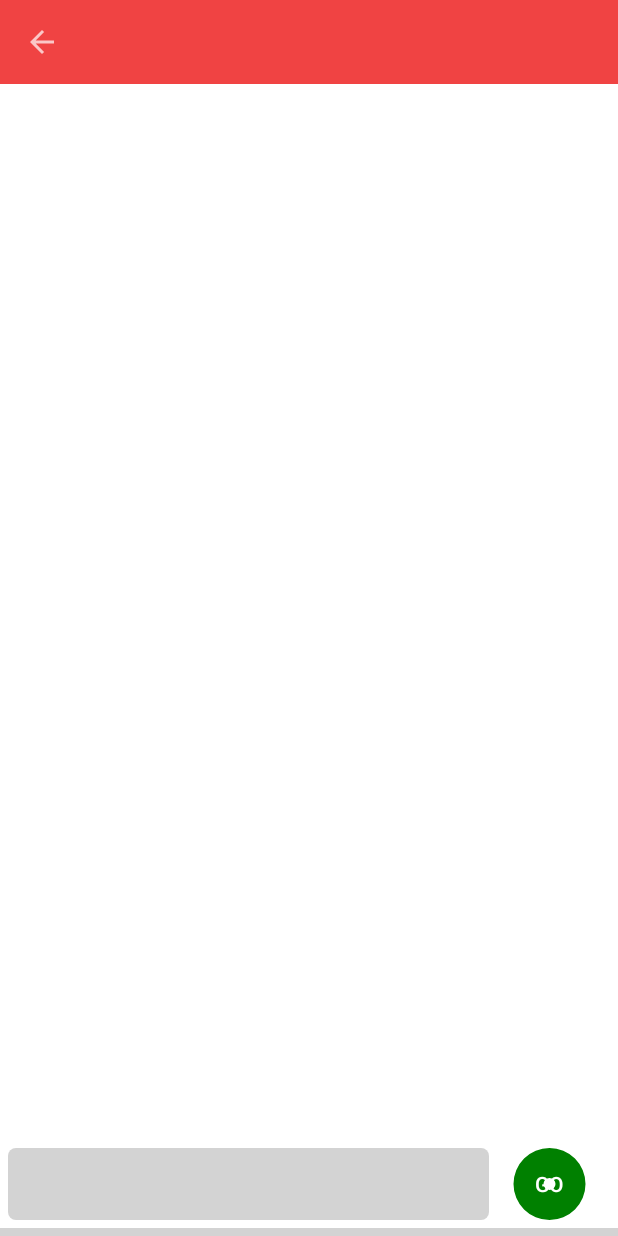
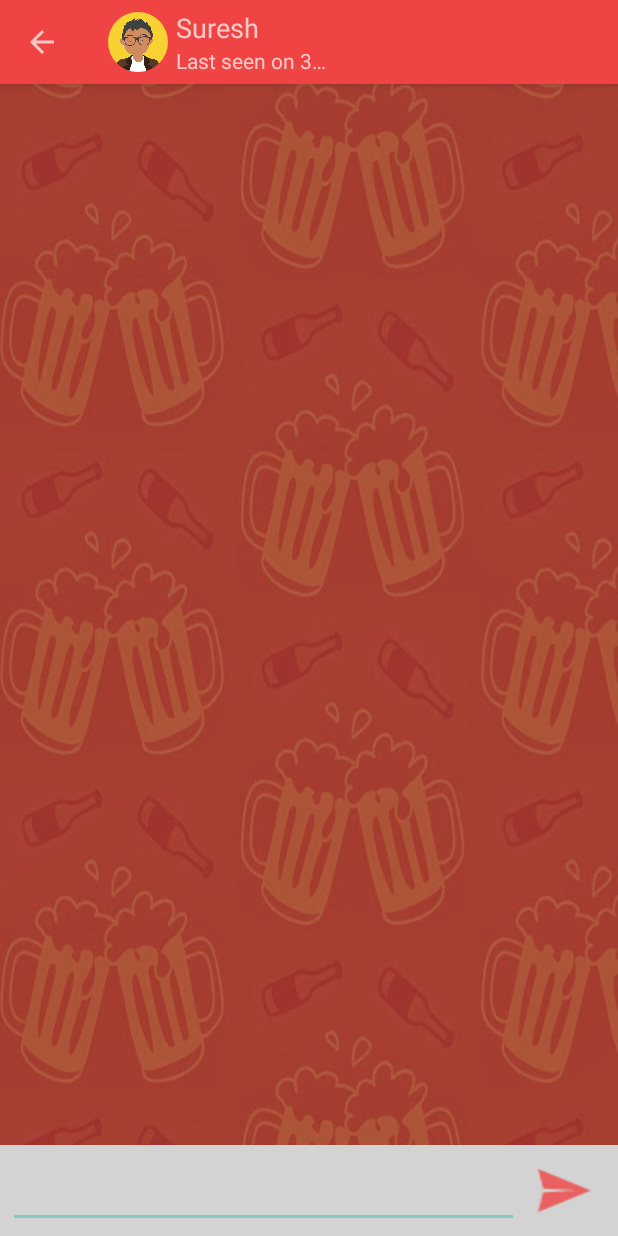
Before and after one commit to lezwon/GigPool, an Android app: the ChatMessagesActivity screen opened directly, with no data from a screen before it, on a phone screen of 412 x 824 dp. Run offline under Robolectric (Android 15) with nearby library versions, the phone set to English and light mode, and no system bars; our stand-ins replace CircleImageView; libraries missing offline, so code that uses them is left out: com.rockerhieu.emojicon; plain views replace EmojiconEditText; 1 statement that could not run was skipped.

Commit message:
emoji popup and close on button click profile image in toolbar send icon in textbox image background for chat

```diff
--- a/app/src/main/java/test/lezwon/firstapp/ChatMessagesActivity.java
+++ b/app/src/main/java/test/lezwon/firstapp/ChatMessagesActivity.java
@@ -4,16 +4,21 @@ import android.os.Bundle;
 import android.support.v7.app.ActionBar;
 import android.support.v7.app.AppCompatActivity;
 import android.support.v7.widget.Toolbar;
+import android.view.LayoutInflater;
 import android.view.MenuItem;
 import android.view.View;
 import android.view.ViewGroup;
+import com.rockerhieu.emojicon.EmojiconEditText;
 import com.rockerhieu.emojicon.EmojiconGridFragment;
 import com.rockerhieu.emojicon.EmojiconsFragment;
 import com.rockerhieu.emojicon.emoji.Emojicon;
+import de.hdodenhof.circleimageview.CircleImageView;
 
 public class ChatMessagesActivity extends AppCompatActivity implements Toolbar.OnMenuItemClickListener,
         EmojiconGridFragment.OnEmojiconClickedListener,
         EmojiconsFragment.OnEmojiconBackspaceClickedListener  {
+
+    private boolean emojiKeyboardOpen = false;
 
     @Override
     protected void onCreate(Bundle savedInstanceState) {
@@ -31,15 +36,22 @@ public class ChatMessagesActivity extends AppCompatActivity implements Toolbar.O
             name = (String) savedInstanceState.getSerializable("EXTRA_CHAT_NAME");
         }
 
+
+
+
         /*material design toolbar*/
         Toolbar toolbar = (Toolbar) findViewById(R.id.app_bar);
+        toolbar.setTitle(name);
         setSupportActionBar(toolbar);
+
+        /*Get chat toolbar layout*/
+        LayoutInflater layoutInflater = (LayoutInflater) getSystemService(LAYOUT_INFLATER_SERVICE);
+        layoutInflater.inflate(R.layout.chat_toolbar_details,toolbar);
 
         /*Initializes action bar abd back button*/
         ActionBar actionBar = getSupportActionBar();
 
         assert actionBar != null;
-        actionBar.setTitle(name);
 
         actionBar.setHomeButtonEnabled(true);
         actionBar.setDisplayHomeAsUpEnabled(true);
@@ -64,7 +76,8 @@ public class ChatMessagesActivity extends AppCompatActivity implements Toolbar.O
 
     @Override
     public void onEmojiconClicked(Emojicon emojicon) {
-
+        EmojiconEditText chatBox = (EmojiconEditText) findViewById(R.id.chat_textbox);
+        chatBox.append(emojicon.getEmoji());
     }
 
     @Override
@@ -76,10 +89,20 @@ public class ChatMessagesActivity extends AppCompatActivity implements Toolbar.O
 
     public void openEmoji(View view){
 
-        View fragmentContainer = findViewById(R.id.emojicons);
+        ViewGroup fragmentContainer = (ViewGroup) findViewById(R.id.emojicons);
         ViewGroup.LayoutParams layoutParams = fragmentContainer.getLayoutParams();
-        layoutParams.height = 250;
-        getSupportFragmentManager().beginTransaction().add(R.id.emojicons,new EmojiconGridFragment()).commit();
+
+        if(emojiKeyboardOpen){
+            layoutParams.height = 0;
+            fragmentContainer.removeAllViews();
+            emojiKeyboardOpen = false;
+        }
+        else{
+            layoutParams.height = 250;
+            getSupportFragmentManager().beginTransaction().add(R.id.emojicons,new EmojiconGridFragment()).commit();
+            emojiKeyboardOpen = true;
+        }
+
     }
 
 
--- a/app/src/main/res/layout/activity_chat_messages.xml
+++ b/app/src/main/res/layout/activity_chat_messages.xml
@@ -5,9 +5,10 @@
         xmlns:emojicon="http://schemas.android.com/apk/res-auto"
         android:layout_width="match_parent"
         android:layout_height="match_parent"
-        android:background="@color/White"
+        android:background="@drawable/chat_bg"
         android:orientation="vertical"
-        tools:context="test.lezwon.firstapp.ChatMessagesActivity">
+        tools:context="test.lezwon.firstapp.ChatMessagesActivity"
+>
 
         <include layout="@layout/app_bar"/>
 
@@ -20,31 +21,33 @@
                 android:padding="5dp"
                 android:layout_alignParentBottom="false"
                 android:layout_above="@+id/emojicons"
+                android:background="@color/LightGrey"
         >
 
                 <com.rockerhieu.emojicon.EmojiconEditText
+                        android:id="@+id/chat_textbox"
                         emojicon:emojiconSize="28sp"
-                        android:layout_width="0dp"
                         android:layout_height="match_parent"
-                        android:layout_weight=".8"
                         android:inputType="textMultiLine"
                         android:textColor="@color/Black"
                         android:cursorVisible="true"
-                        android:background="@drawable/chat_textbox_shape"
                         android:padding="10dp"
                         android:singleLine="true"
                         android:textCursorDrawable="@null"
+                        android:layout_width="0dp"
+                        android:layout_weight=".85"
                 />
 
                 <Button
                         android:layout_width="0dp"
-                        android:layout_height="match_parent"
-                        android:layout_weight=".2"
+                        android:layout_height="50dp"
+                        android:layout_weight=".15"
                         android:padding="0dp"
                         android:layout_margin="0dp"
-                        android:background="@drawable/circle_green"
-                        android:text="GO"
+                        android:background="@drawable/ic_action_name"
                         android:onClick="openEmoji"
+                        android:textSize="12sp"
+                        style="?android:attr/borderlessButtonStyle"
                 />
 
         </LinearLayout>
@@ -55,7 +58,6 @@
                 android:layout_height="wrap_content"
                 android:layout_alignParentBottom="true"
                 android:background="@color/LightGrey"
-                android:paddingTop="5dp"
         />
 
 </RelativeLayout>
--- a/app/src/main/res/layout/app_bar.xml
+++ b/app/src/main/res/layout/app_bar.xml
@@ -1,13 +1,28 @@
 <?xml version="1.0" encoding="utf-8"?>
-<android.support.v7.widget.Toolbar
+
+
+
+
+<android.support.design.widget.AppBarLayout
         xmlns:app="http://schemas.android.com/apk/res-auto"
         xmlns:android="http://schemas.android.com/apk/res/android"
-        xmlns:tools="http://schemas.android.com/tools"
-        android:id="@+id/app_bar"
         android:layout_width="match_parent"
-        android:layout_height="?attr/actionBarSize"
-        android:background="@color/VibrantRed"
-        app:layout_scrollFlags="scroll|enterAlways"
-        app:popupTheme="@style/ThemeOverlay.AppCompat.Light"
-        tools:showIn="@layout/activity_home"
-/>
+        android:layout_height="wrap_content"
+
+>
+
+    <android.support.v7.widget.Toolbar
+            xmlns:app="http://schemas.android.com/apk/res-auto"
+            xmlns:android="http://schemas.android.com/apk/res/android"
+            android:id="@+id/app_bar"
+            android:layout_width="match_parent"
+            android:layout_height="?attr/actionBarSize"
+            android:background="@color/VibrantRed"
+            app:popupTheme="@style/ThemeOverlay.AppCompat.Light"
+            android:gravity="center_vertical"
+    >
+
+
+    </android.support.v7.widget.Toolbar>
+
+</android.support.design.widget.AppBarLayout>
--- /dev/null
+++ b/app/src/main/res/layout/chat_toolbar_details.xml
@@ -0,0 +1,45 @@
+<?xml version="1.0" encoding="utf-8"?>
+<LinearLayout xmlns:android="http://schemas.android.com/apk/res/android"
+                android:layout_width="match_parent"
+                android:layout_height="?attr/actionBarSize"
+                android:gravity="center_vertical"
+                android:orientation="horizontal"
+>
+    <de.hdodenhof.circleimageview.CircleImageView
+            android:layout_width="40dp"
+            android:layout_height="40dp"
+            android:src="@drawable/pic_profile"
+            android:layout_marginEnd="5dp"
+            android:layout_marginRight="5dp"
+    />
+
+    <LinearLayout
+            android:layout_width="match_parent"
+            android:layout_height="match_parent"
+            android:orientation="vertical"
+            android:gravity="center_vertical"
+    >
+
+        <TextView
+                android:layout_width="wrap_content"
+                android:layout_height="wrap_content"
+                android:id="@+id/chat_name"
+                android:textSize="18sp"
+                android:text="Suresh"
+        />
+
+        <TextView
+                android:layout_width="wrap_content"
+                android:layout_height="wrap_content"
+                android:id="@+id/chat_lastSeen"
+                android:textSize="14sp"
+                android:text="Last seen on 34:45:65"
+                android:width="100dp"
+                android:ellipsize="end"
+                android:singleLine="true"
+        />
+
+    </LinearLayout>
+
+
+</LinearLayout>
```
Also changed, not shown: app/src/main/res/drawable-hdpi/ic_action_name.png (added), app/src/main/res/drawable-mdpi/ic_action_name.png (added), app/src/main/res/drawable-xhdpi/ic_action_name.png (added), app/src/main/res/drawable-xxhdpi/ic_action_name.png (added), app/src/main/res/drawable/chat_bg.jpg (added).
